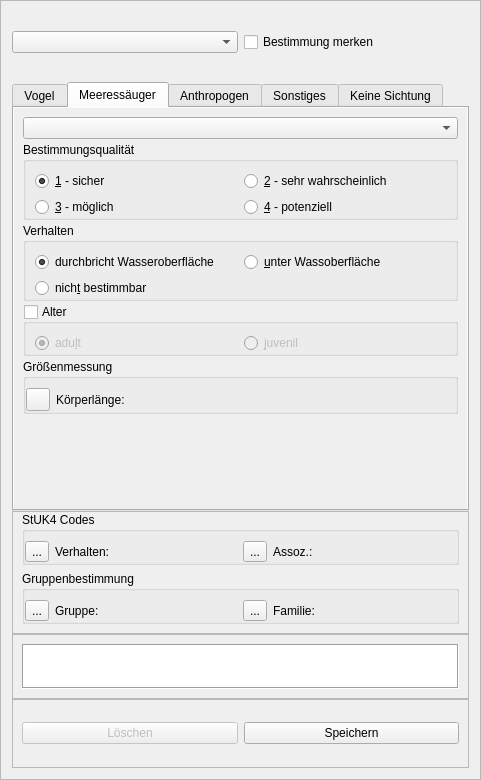
Before: the Qt Designer form id-tool/ui/widget_census.ui in ifaoe/daisi-gui, drawn with Qt 5.
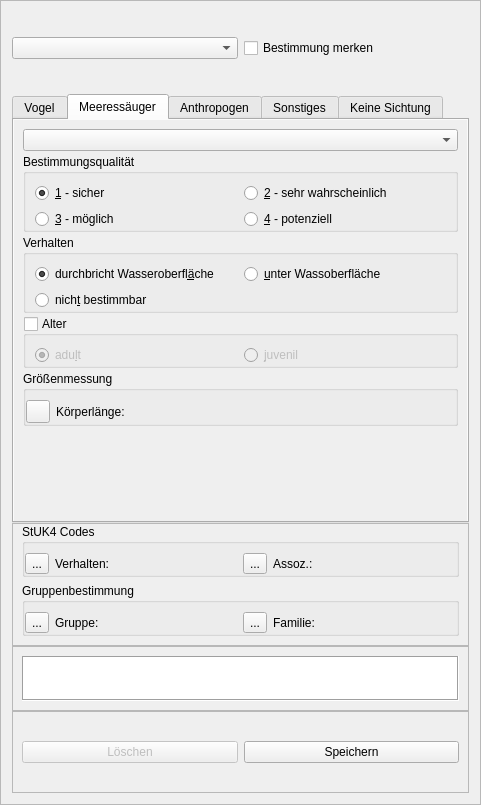
After: the same form once the commit is applied. The open tabs and pages were chosen to show the change. Icons and pictures are not drawn.

What changed in the file:
```diff
--- a/id-tool/ui/widget_census.ui
+++ b/id-tool/ui/widget_census.ui
@@ -7,7 +7,7 @@
     <x>0</x>
     <y>0</y>
     <width>481</width>
-    <height>780</height>
+    <height>805</height>
    </rect>
   </property>
   <property name="sizePolicy">
@@ -932,7 +932,7 @@
           <item row="0" column="0">
            <widget class="QRadioButton" name="rbMammalBehaveOver">
             <property name="text">
-             <string comment="OW">durchbricht Wasseroberfläche</string>
+             <string comment="OW">durchbricht Wasseroberfl&amp;äche</string>
             </property>
             <property name="checked">
              <bool>true</bool>
```
Left out of the diff: 22 changed lines with no effect on the pictures.
